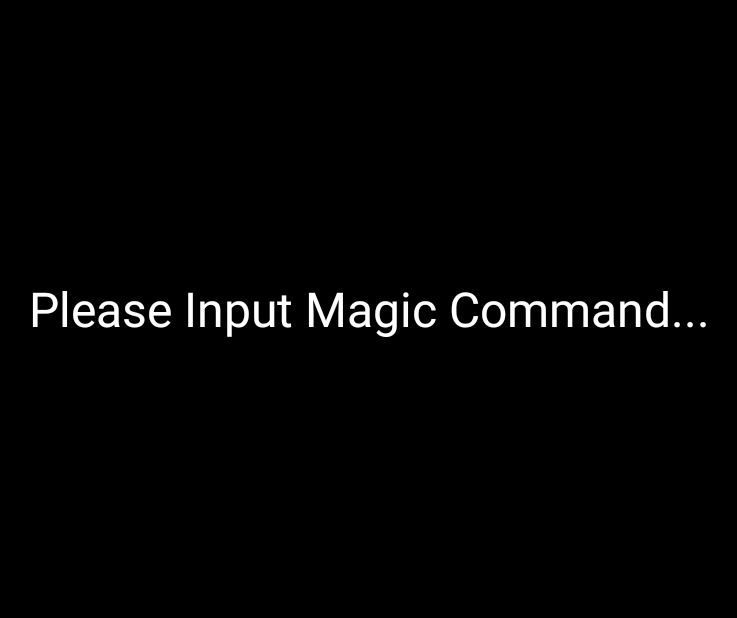
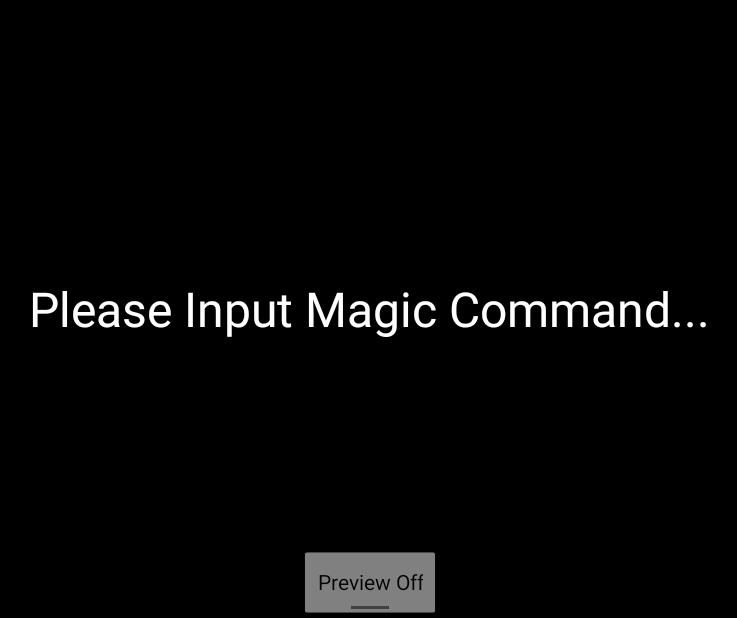
Before and after one commit to egglang/Megusurin, an Android app: the screen it shows after launch (MegusurinActivity), on a phone screen of 824 x 412 dp (held sideways). Shown: the whole screen, without its empty margins (248-985 px from the left). Run offline under Robolectric (Android 15) with nearby library versions, the light colour scheme and no system bars; 2 statements that could not run were skipped.

Commit message:
Added Camera Preview mode

```diff
--- a/mobile/src/main/java/ma10/megusurin/MegusurinActivity.java
+++ b/mobile/src/main/java/ma10/megusurin/MegusurinActivity.java
@@ -3,12 +3,16 @@ package ma10.megusurin;
 import android.app.Activity;
 import android.app.FragmentManager;
 import android.app.FragmentTransaction;
+import android.graphics.Color;
 import android.os.Bundle;
 import android.util.Log;
 import android.view.View;
+import android.view.ViewGroup;
+import android.widget.CompoundButton;
 import android.widget.TextView;
 import android.widget.Toast;
 import android.app.Fragment;
+import android.widget.ToggleButton;
 
 import com.google.android.gms.common.ConnectionResult;
 import com.google.android.gms.common.api.GoogleApiClient;
@@ -28,23 +32,37 @@ public class MegusurinActivity extends Activity implements GoogleApiClient.Conne
     private static final String TAG = "Megusurin";
     private static final String PATH_FIRE = "/fire";
     private static final String PATH_THUNDER = "/thunder";
+
     private static final String MAGIC_FRAGMENT_TAG = "MAGIC_VIEW";
+    private static final String CAMERA_FRAGMENT_TAG = "CAMERA_VIEW";
 
     private GoogleApiClient mGoogleApiClient;
 
     private TextView mTextInputCommand;
 
+    private ToggleButton mTogglePreview;
+
+    private boolean mPreviewMode;
+
+    private ViewGroup mBackGround;
+
     @Override
     protected void onCreate(Bundle savedInstanceState) {
         super.onCreate(savedInstanceState);
         setContentView(R.layout.activity_megusurin);
+
         mGoogleApiClient = new GoogleApiClient.Builder(this)
                 .addApi(Wearable.API)
                 .addConnectionCallbacks(this)
                 .addOnConnectionFailedListener(this)
                 .build();
 
+        mBackGround = (ViewGroup) findViewById(R.id.main_back);
+
         mTextInputCommand = (TextView) findViewById(R.id.main_text_inputcommand);
+
+        mTogglePreview = (ToggleButton) findViewById(R.id.preview_toggle);
+        mTogglePreview.setOnCheckedChangeListener(mOnPreviewToggleChangedListener);
     }
 
     @Override
@@ -99,26 +117,16 @@ public class MegusurinActivity extends Activity implements GoogleApiClient.Conne
                 }
 
                 if (magicType != -1) {
+                    removeTargetFragment(MAGIC_FRAGMENT_TAG);
+                    Fragment f = MagicViewFragment.newInstance(magicType, mPreviewMode);
+                    showTargetFragment(f, R.id.content_holder, MAGIC_FRAGMENT_TAG);
+
                     mTextInputCommand.setVisibility(View.INVISIBLE);
-                    Fragment f = MagicViewFragment.newInstance(magicType);
-                    showTargetFragment(f);
+                    mTogglePreview.setVisibility(View.INVISIBLE);
                 }
             }
         });
     }
-
-    private void showTargetFragment(Fragment f) {
-        FragmentManager fm = getFragmentManager();
-        FragmentTransaction ft = fm.beginTransaction();
-
-        Fragment oldFragment = fm.findFragmentByTag(MAGIC_FRAGMENT_TAG);
-        if (oldFragment != null) {
-            ft.remove(oldFragment);
-        }
-        ft.add(R.id.content_holder, f, MAGIC_FRAGMENT_TAG);
-        ft.commit();
-    }
-
 
     @Override
     public void onDataChanged(DataEventBuffer dataEvents) {
@@ -137,10 +145,38 @@ public class MegusurinActivity extends Activity implements GoogleApiClient.Conne
     @Override
     public void onFinished() {
         mTextInputCommand.setVisibility(View.VISIBLE);
+        mTogglePreview.setVisibility(View.VISIBLE);
+        removeTargetFragment(MAGIC_FRAGMENT_TAG);
+    }
+
+    private CompoundButton.OnCheckedChangeListener mOnPreviewToggleChangedListener
+            = new CompoundButton.OnCheckedChangeListener() {
+
+        @Override
+        public void onCheckedChanged(CompoundButton buttonView, boolean isChecked) {
+            mPreviewMode = isChecked;
+            if (mPreviewMode) {
+                mBackGround.setBackgroundColor(Color.TRANSPARENT);
+                showTargetFragment(new CameraViewFragment(), R.id.camera_view, CAMERA_FRAGMENT_TAG);
+            } else {
+                mBackGround.setBackgroundColor(Color.BLACK);
+                removeTargetFragment(CAMERA_FRAGMENT_TAG);
+            }
+        }
+    };
+
+    private void showTargetFragment(Fragment f, int holderId, String tag) {
+        FragmentManager fm = getFragmentManager();
+        FragmentTransaction ft = fm.beginTransaction();
+        ft.add(holderId, f, tag);
+        ft.commit();
+    }
+
+    private void removeTargetFragment(String tag) {
         FragmentManager fm = getFragmentManager();
         FragmentTransaction ft = fm.beginTransaction();
 
-        Fragment oldFragment = fm.findFragmentByTag(MAGIC_FRAGMENT_TAG);
+        Fragment oldFragment = fm.findFragmentByTag(tag);
         if (oldFragment != null) {
             ft.remove(oldFragment);
         }
--- a/mobile/src/main/res/layout/activity_megusurin.xml
+++ b/mobile/src/main/res/layout/activity_megusurin.xml
@@ -1,9 +1,23 @@
 <FrameLayout xmlns:android="http://schemas.android.com/apk/res/android"
     xmlns:tools="http://schemas.android.com/tools"
+    android:id="@+id/main_back"
     android:layout_width="match_parent"
     android:layout_height="match_parent"
     android:background="#000"
     tools:context=".MegusurinActivity">
+
+    <FrameLayout
+        android:id="@+id/camera_view"
+        android:layout_width="match_parent"
+        android:layout_height="match_parent" />
+
+    <ToggleButton
+        android:id="@+id/preview_toggle"
+        android:layout_width="wrap_content"
+        android:layout_height="wrap_content"
+        android:textOff="@string/preview_off"
+        android:textOn="@string/preview_on"
+        android:layout_gravity="bottom|center_horizontal"/>
 
     <TextView
         android:id="@+id/main_text_inputcommand"
@@ -17,6 +31,7 @@
     <FrameLayout
         android:id="@+id/content_holder"
         android:layout_width="match_parent"
-        android:layout_height="match_parent" />
+        android:layout_height="match_parent"
+        android:background="@android:color/transparent"/>
 
 </FrameLayout>
--- a/mobile/src/main/res/layout/fragment_magic_view.xml
+++ b/mobile/src/main/res/layout/fragment_magic_view.xml
@@ -2,6 +2,7 @@
     xmlns:tools="http://schemas.android.com/tools"
     android:layout_width="match_parent"
     android:layout_height="match_parent"
+    android:background="@android:color/transparent"
     tools:context="ma10.megusurin.MagicViewFragment">
 
     <ImageView
--- a/mobile/src/main/res/values/strings.xml
+++ b/mobile/src/main/res/values/strings.xml
@@ -5,5 +5,7 @@
     <string name="hello_world">Hello world!</string>
     <string name="action_settings">Settings</string>
     <string name="input_command">Please Input Magic Command...</string>
+    <string name="preview_on">Preview On</string>
+    <string name="preview_off">Preview Off</string>
 
 </resources>
```
Also changed, not shown: mobile/src/main/AndroidManifest.xml (+15 -11 lines), mobile/src/main/java/ma10/megusurin/CameraPreview.java (added, +169 -0 lines), mobile/src/main/java/ma10/megusurin/CameraViewFragment.java (added, +66 -0 lines), mobile/src/main/java/ma10/megusurin/MagicViewFragment.java (+24 -8 lines), mobile/src/main/res/drawable/fire_trans_01.png (added), mobile/src/main/res/drawable/fire_trans_02.png (added), mobile/src/main/res/drawable/fire_trans_03.png (added), mobile/src/main/res/drawable/thunder_trans_01.png (added), mobile/src/main/res/drawable/thunder_trans_02.png (added), mobile/src/main/res/drawable/thunder_trans_03.png (added).
